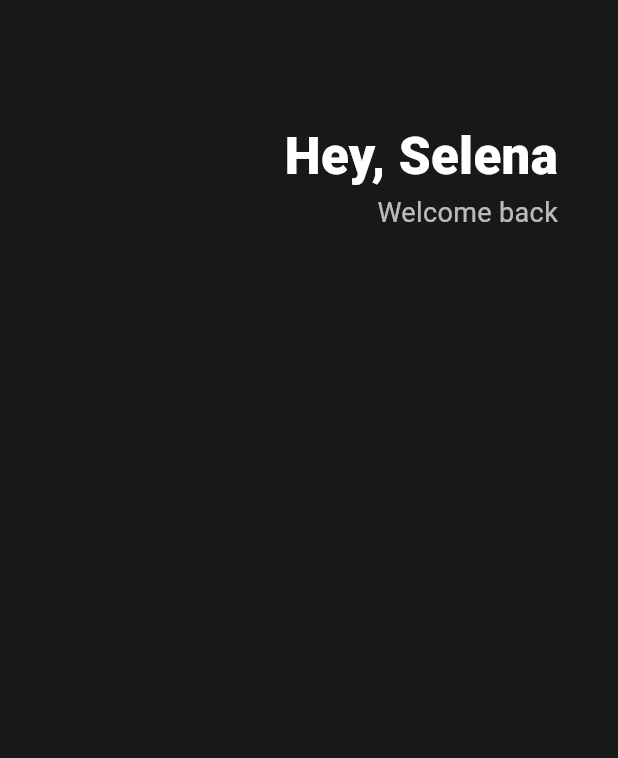
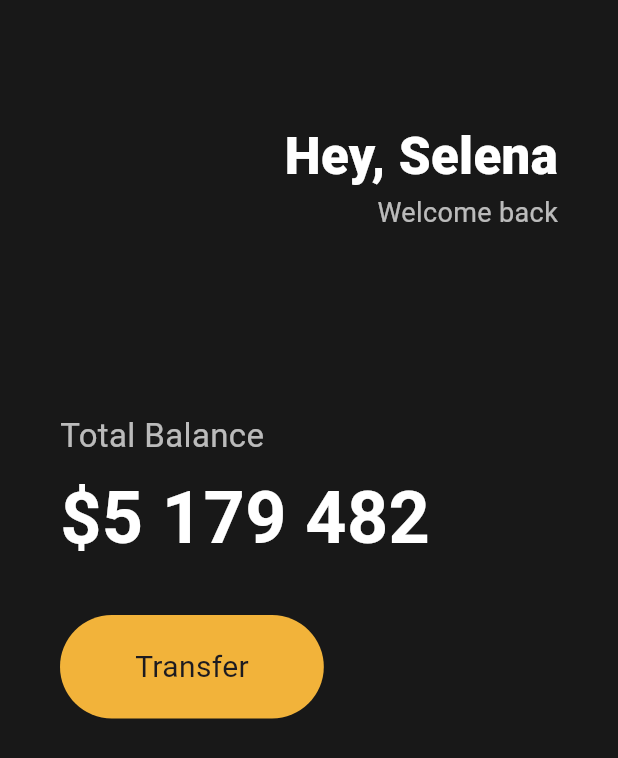
Before and after one commit to kyhyeok/toonflix, a Flutter app: the screen it shows after launch, on a phone screen of 412 x 824 dp. Shown: the top 758 px of the screen. Run offline on Flutter 3.47's test engine with Material 3 defaults, Android fonts, the phone set to English and light mode, and no system bars.

Commit message:
UI CHALLENGE
#3.2 Buttons Sesion

```diff
--- a/lib/main.dart
+++ b/lib/main.dart
@@ -13,6 +13,7 @@ class App extends StatelessWidget {
         body: Padding(
           padding: EdgeInsets.symmetric(horizontal: 40),
           child: Column(
+            crossAxisAlignment: CrossAxisAlignment.start,
             children: [
               SizedBox(
                 height: 80,
@@ -41,7 +42,53 @@ class App extends StatelessWidget {
                     ],
                   )
                 ],
-              )
+              ),
+              SizedBox(
+                height: 120,
+              ),
+              Text(
+                'Total Balance',
+                style: TextStyle(
+                  fontSize: 22,
+                  color: Colors.white.withAlpha(180),
+                ),
+              ),
+              SizedBox(
+                height: 5,
+              ),
+              Text(
+                '\$5 179 482',
+                style: TextStyle(
+                  fontSize: 48,
+                  fontWeight: FontWeight.w600,
+                  color: Colors.white,
+                ),
+              ),
+              SizedBox(
+                height: 30,
+              ),
+              Row(
+                children: [
+                  Container(
+                    decoration: BoxDecoration(
+                      color: Color(0xFFF2B33A),
+                      borderRadius: BorderRadius.circular(45),
+                    ),
+                    child: Padding(
+                      padding: EdgeInsets.symmetric(
+                        vertical: 20,
+                        horizontal: 50,
+                      ),
+                      child: Text(
+                        'Transfer',
+                        style: TextStyle(
+                          fontSize: 20,
+                        ),
+                      ),
+                    ),
+                  ),
+                ],
+              ),
             ],
           ),
         ),
```
